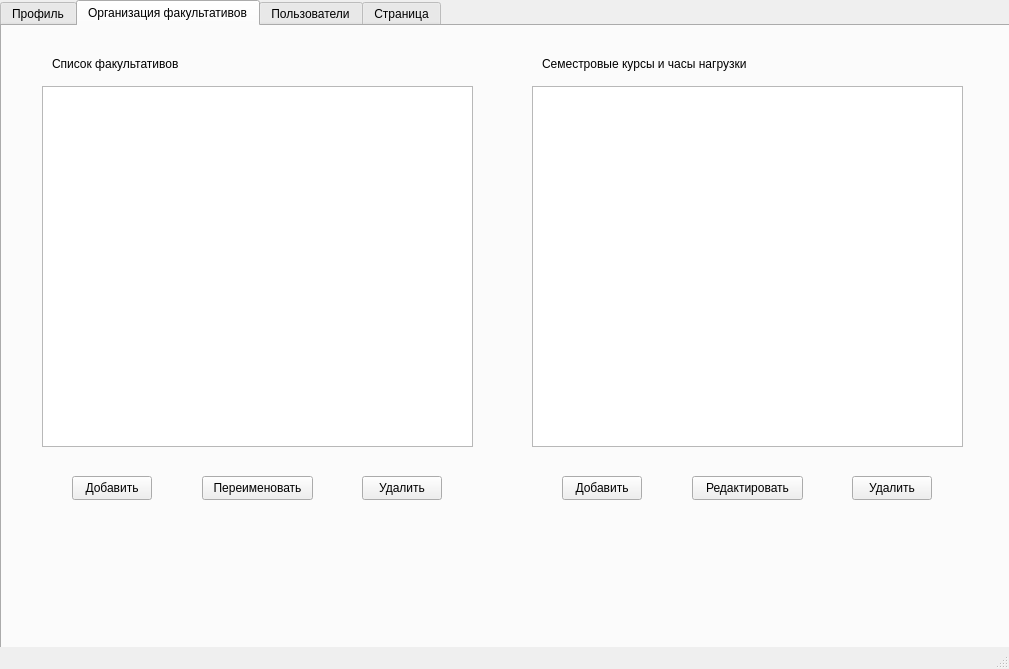
Above: src/view/mainwindow.ui from yarovoy762dmij/Elective-courses-system before the change. Below: the same form after it.
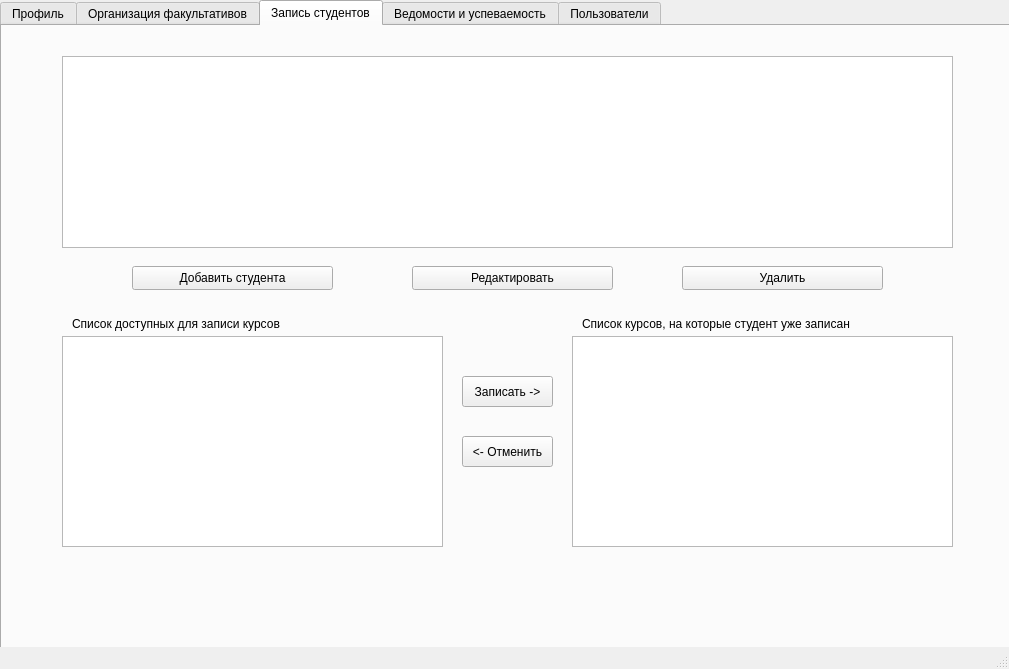
That is the form after the change.

Commit message: feat: добавление вкладки Запись студентов, добавление контроллеров

What changed in the file:
```diff
--- a/src/view/mainwindow.ui
+++ b/src/view/mainwindow.ui
@@ -24,7 +24,7 @@
      </rect>
     </property>
     <property name="currentIndex">
-     <number>1</number>
+     <number>2</number>
     </property>
     <widget class="QWidget" name="tab_4">
      <attribute name="title">
@@ -392,14 +392,153 @@
       </property>
      </widget>
     </widget>
+    <widget class="QWidget" name="tab_5">
+     <attribute name="title">
+      <string>Запись студентов</string>
+     </attribute>
+     <widget class="QTableView" name="tvStudents">
+      <property name="geometry">
+       <rect>
+        <x>60</x>
+        <y>30</y>
+        <width>891</width>
+        <height>192</height>
+       </rect>
+      </property>
+     </widget>
+     <widget class="QPushButton" name="btnStudentAdd">
+      <property name="geometry">
+       <rect>
+        <x>130</x>
+        <y>240</y>
+        <width>201</width>
+        <height>24</height>
+       </rect>
+      </property>
+      <property name="text">
+       <string>Добавить студента</string>
+      </property>
+     </widget>
+     <widget class="QPushButton" name="btnStudentEdit">
+      <property name="geometry">
+       <rect>
+        <x>410</x>
+        <y>240</y>
+        <width>201</width>
+        <height>24</height>
+       </rect>
+      </property>
+      <property name="text">
+       <string>Редактировать</string>
+      </property>
+     </widget>
+     <widget class="QPushButton" name="btnStudentDelete">
+      <property name="geometry">
+       <rect>
+        <x>680</x>
+        <y>240</y>
+        <width>201</width>
+        <height>24</height>
+       </rect>
+      </property>
+      <property name="text">
+       <string>Удалить</string>
+      </property>
+     </widget>
+     <widget class="QTableView" name="tvAvailableCourses">
+      <property name="geometry">
+       <rect>
+        <x>60</x>
+        <y>310</y>
+        <width>381</width>
+        <height>211</height>
+       </rect>
+      </property>
+     </widget>
+     <widget class="QTableView" name="tvEnrolledCourses">
+      <property name="geometry">
+       <rect>
+        <x>570</x>
+        <y>310</y>
+        <width>381</width>
+        <height>211</height>
+       </rect>
+      </property>
+     </widget>
+     <widget class="QPushButton" name="btnEnroll">
+      <property name="geometry">
+       <rect>
+        <x>460</x>
+        <y>350</y>
+        <width>91</width>
+        <height>31</height>
+       </rect>
+      </property>
+      <property name="text">
+       <string>Записать -&gt;</string>
+      </property>
+     </widget>
+     <widget class="QPushButton" name="btnUnenroll">
+      <property name="geometry">
+       <rect>
+        <x>460</x>
+        <y>410</y>
+        <width>91</width>
+        <height>31</height>
+       </rect>
+      </property>
+      <property name="text">
+       <string>&lt;- Отменить</string>
+      </property>
+     </widget>
+     <widget class="QLabel" name="label_9">
+      <property name="geometry">
+       <rect>
+        <x>70</x>
+        <y>290</y>
+        <width>241</width>
+        <height>16</height>
+       </rect>
+      </property>
+      <property name="text">
+       <string>Список доступных для записи курсов</string>
+      </property>
+     </widget>
+     <widget class="QLabel" name="label_10">
+      <property name="geometry">
+       <rect>
+        <x>580</x>
+        <y>290</y>
+        <width>311</width>
+        <height>16</height>
+       </rect>
+      </property>
+      <property name="text">
+       <string>Список курсов, на которые студент уже записан</string>
+      </property>
+     </widget>
+     <widget class="QLabel" name="lblTotalHours">
+      <property name="geometry">
+       <rect>
+        <x>580</x>
+        <y>550</y>
+        <width>251</width>
+        <height>16</height>
+       </rect>
+      </property>
+      <property name="text">
+       <string/>
+      </property>
+     </widget>
+    </widget>
     <widget class="QWidget" name="tab_2">
      <attribute name="title">
-      <string>Пользователи</string>
+      <string>Ведомости и успеваемость</string>
      </attribute>
     </widget>
     <widget class="QWidget" name="tab_3">
      <attribute name="title">
-      <string>Страница</string>
+      <string>Пользователи</string>
      </attribute>
     </widget>
    </widget>
```
The commit also changes 15 other files.
